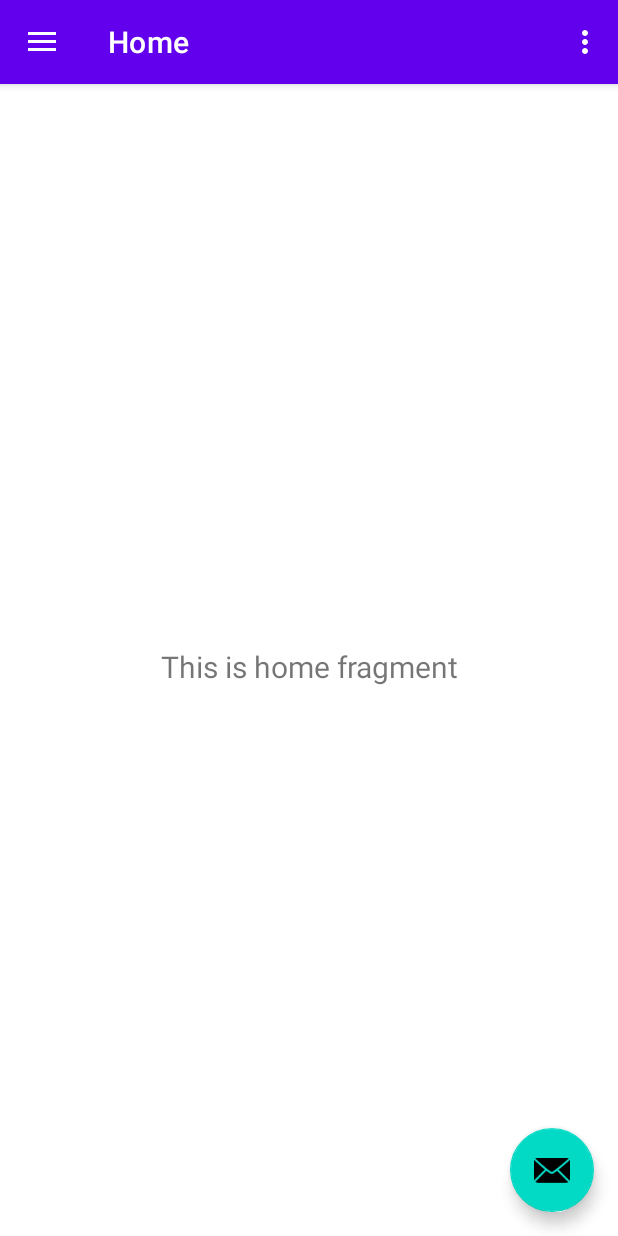
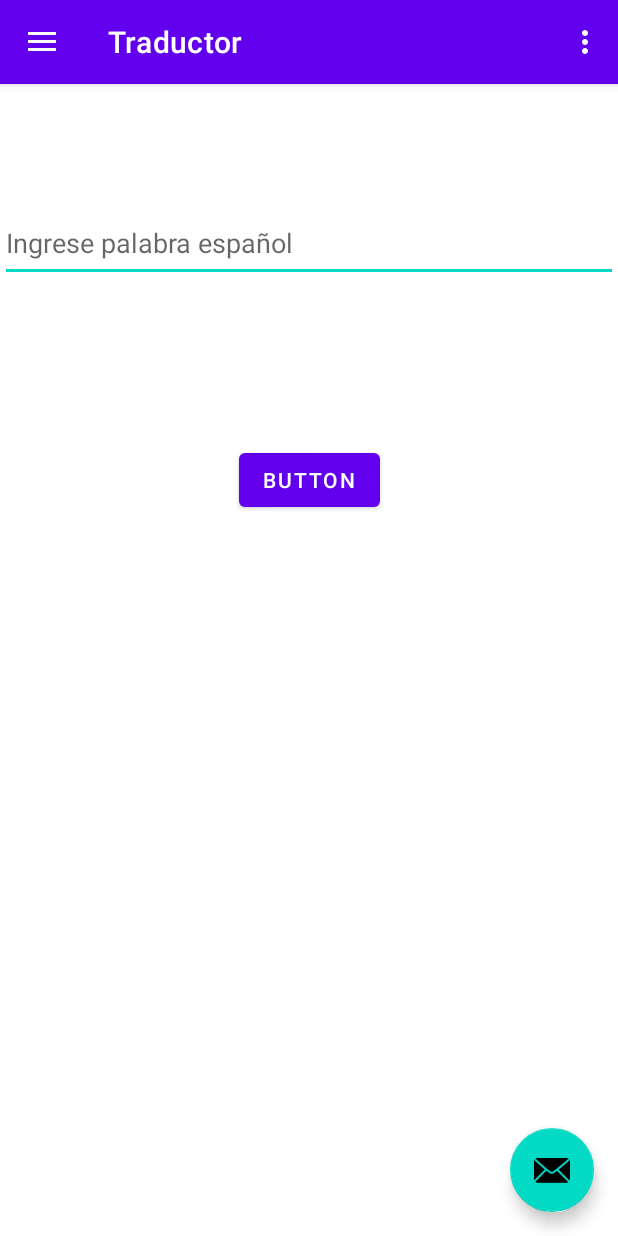
Before and after one commit to Csoria30/DesarrolloMovil, an Android app: the screen it shows after launch (MainActivity), on a phone screen of 412 x 824 dp. Run offline under Robolectric (Android 15) with nearby library versions, the phone set to English and light mode, and no system bars; our stand-ins replace navigation-ui.

```diff
--- a/ProyectosClase/EjemploMenu2/app/build.gradle.kts
+++ b/ProyectosClase/EjemploMenu2/app/build.gradle.kts
@@ -43,6 +43,7 @@ dependencies {
     implementation(libs.lifecycle.viewmodel.ktx)
     implementation(libs.navigation.fragment)
     implementation(libs.navigation.ui)
+    implementation(libs.legacy.support.v4)
     testImplementation(libs.junit)
     androidTestImplementation(libs.ext.junit)
     androidTestImplementation(libs.espresso.core)
--- a/ProyectosClase/EjemploMenu2/app/src/main/java/com/ulp/ejemplomenu2/ui/home/HomeFragment.java
+++ b/ProyectosClase/EjemploMenu2/app/src/main/java/com/ulp/ejemplomenu2/ui/home/HomeFragment.java
@@ -9,23 +9,34 @@ import android.widget.TextView;
 import androidx.annotation.NonNull;
 import androidx.fragment.app.Fragment;
 import androidx.lifecycle.ViewModelProvider;
+import androidx.navigation.Navigation;
 
+import com.ulp.ejemplomenu2.R;
 import com.ulp.ejemplomenu2.databinding.FragmentHomeBinding;
 
 public class HomeFragment extends Fragment {
 
     private FragmentHomeBinding binding;
+    private HomeViewModel mv;
 
     public View onCreateView(@NonNull LayoutInflater inflater,
                              ViewGroup container, Bundle savedInstanceState) {
-        HomeViewModel homeViewModel =
-                new ViewModelProvider(this).get(HomeViewModel.class);
-
+        mv = new ViewModelProvider(this).get(HomeViewModel.class);
         binding = FragmentHomeBinding.inflate(inflater, container, false);
         View root = binding.getRoot();
 
-        final TextView textView = binding.textHome;
-        homeViewModel.getText().observe(getViewLifecycleOwner(), textView::setText);
+        binding.btnBuscar.setOnClickListener(new View.OnClickListener() {
+            @Override
+            public void onClick(View v) {
+                String palabraBuscada = binding.etPalabraBuscada.getText().toString();
+
+                int fragmentAInflar = R.id.nav_host_fragment_content_main;
+                int frangmentDestino = R.id.resultadoFragment;
+
+                Navigation.findNavController(getActivity(), fragmentAInflar).navigate(frangmentDestino);
+            }
+        });
+
         return root;
     }
 
--- a/ProyectosClase/EjemploMenu2/app/src/main/res/layout/fragment_home.xml
+++ b/ProyectosClase/EjemploMenu2/app/src/main/res/layout/fragment_home.xml
@@ -6,17 +6,26 @@
     android:layout_height="match_parent"
     tools:context=".ui.home.HomeFragment">
 
-    <TextView
-        android:id="@+id/text_home"
+    <EditText
+        android:id="@+id/etPalabraBuscada"
         android:layout_width="match_parent"
+        android:layout_height="52dp"
+        android:layout_marginTop="80dp"
+        android:ems="10"
+        android:hint="Ingrese palabra español"
+        android:inputType="text"
+        app:layout_constraintEnd_toEndOf="parent"
+        app:layout_constraintHorizontal_bias="0.497"
+        app:layout_constraintStart_toStartOf="parent"
+        app:layout_constraintTop_toTopOf="parent" />
+
+    <Button
+        android:id="@+id/btnBuscar"
+        android:layout_width="wrap_content"
         android:layout_height="wrap_content"
-        android:layout_marginStart="8dp"
-        android:layout_marginTop="8dp"
-        android:layout_marginEnd="8dp"
-        android:textAlignment="center"
-        android:textSize="20sp"
-        app:layout_constraintBottom_toBottomOf="parent"
+        android:layout_marginTop="108dp"
+        android:text="Button"
         app:layout_constraintEnd_toEndOf="parent"
         app:layout_constraintStart_toStartOf="parent"
-        app:layout_constraintTop_toTopOf="parent" />
+        app:layout_constraintTop_toBottomOf="@+id/etPalabraBuscada" />
 </androidx.constraintlayout.widget.ConstraintLayout>
--- a/ProyectosClase/EjemploMenu2/app/src/main/res/menu/activity_main_drawer.xml
+++ b/ProyectosClase/EjemploMenu2/app/src/main/res/menu/activity_main_drawer.xml
@@ -7,14 +7,14 @@
         <item
             android:id="@+id/nav_home"
             android:icon="@drawable/ic_menu_camera"
-            android:title="@string/menu_home" />
+            android:title="@string/menu_traductor" />
         <item
             android:id="@+id/nav_gallery"
             android:icon="@drawable/ic_menu_gallery"
-            android:title="@string/menu_gallery" />
+            android:title="@string/menu_biblioteca" />
         <item
             android:id="@+id/nav_slideshow"
             android:icon="@drawable/ic_menu_slideshow"
-            android:title="@string/menu_slideshow" />
+            android:title="@string/menu_salir" />
     </group>
 </menu>
--- a/ProyectosClase/EjemploMenu2/app/src/main/res/navigation/mobile_navigation.xml
+++ b/ProyectosClase/EjemploMenu2/app/src/main/res/navigation/mobile_navigation.xml
@@ -8,18 +8,31 @@
     <fragment
         android:id="@+id/nav_home"
         android:name="com.ulp.ejemplomenu2.ui.home.HomeFragment"
-        android:label="@string/menu_home"
-        tools:layout="@layout/fragment_home" />
+        android:label="@string/menu_traductor"
+        tools:layout="@layout/fragment_home" >
+        <action
+            android:id="@+id/action_nav_home_to_resultadoFragment"
+            app:destination="@id/resultadoFragment" />
+    </fragment>
 
     <fragment
         android:id="@+id/nav_gallery"
         android:name="com.ulp.ejemplomenu2.ui.gallery.GalleryFragment"
-        android:label="@string/menu_gallery"
+        android:label="@string/menu_biblioteca"
         tools:layout="@layout/fragment_gallery" />
 
     <fragment
         android:id="@+id/nav_slideshow"
         android:name="com.ulp.ejemplomenu2.ui.slideshow.SlideshowFragment"
-        android:label="@string/menu_slideshow"
+        android:label="@string/menu_salir"
         tools:layout="@layout/fragment_slideshow" />
+    <fragment
+        android:id="@+id/resultadoFragment"
+        android:name="com.ulp.ejemplomenu2.ui.home.ResultadoFragment"
+        android:label="fragment_resultado"
+        tools:layout="@layout/fragment_resultado" >
+        <action
+            android:id="@+id/action_resultadoFragment_to_nav_home"
+            app:destination="@id/nav_home" />
+    </fragment>
 </navigation>
--- a/ProyectosClase/EjemploMenu2/app/src/main/res/values/strings.xml
+++ b/ProyectosClase/EjemploMenu2/app/src/main/res/values/strings.xml
@@ -10,4 +10,7 @@
     <string name="menu_home">Home</string>
     <string name="menu_gallery">Gallery</string>
     <string name="menu_slideshow">Slideshow</string>
+    <string name="menu_traductor">Traductor</string>
+    <string name="menu_biblioteca">Biblioteca</string>
+    <string name="menu_salir">Salir</string>
 </resources>
--- a/ProyectosClase/EjemploMenu2/gradle/libs.versions.toml
+++ b/ProyectosClase/EjemploMenu2/gradle/libs.versions.toml
@@ -10,6 +10,7 @@ lifecycleLivedataKtx = "2.9.3"
 lifecycleViewmodelKtx = "2.9.3"
 navigationFragment = "2.9.3"
 navigationUi = "2.9.3"
+legacySupportV4 = "1.0.0"
 
 [libraries]
 junit = { group = "junit", name = "junit", version.ref = "junit" }
@@ -22,6 +23,7 @@ lifecycle-livedata-ktx = { group = "androidx.lifecycle", name = "lifecycle-lived
 lifecycle-viewmodel-ktx = { group = "androidx.lifecycle", name = "lifecycle-viewmodel-ktx", version.ref = "lifecycleViewmodelKtx" }
 navigation-fragment = { group = "androidx.navigation", name = "navigation-fragment", version.ref = "navigationFragment" }
 navigation-ui = { group = "androidx.navigation", name = "navigation-ui", version.ref = "navigationUi" }
+legacy-support-v4 = { group = "androidx.legacy", name = "legacy-support-v4", version.ref = "legacySupportV4" }
 
 [plugins]
 android-application = { id = "com.android.application", version.ref = "agp" }
```
Also changed, not shown: ProyectosClase/EjemploMenu2/app/src/main/java/com/ulp/ejemplomenu2/ui/home/ResultadoFragment.java (added, +38 -0 lines), ProyectosClase/EjemploMenu2/app/src/main/java/com/ulp/ejemplomenu2/ui/home/ResultadoViewModel.java (added, +7 -0 lines), ProyectosClase/EjemploMenu2/app/src/main/res/layout/fragment_resultado.xml (added, +13 -0 lines), ProyectosClase/EjemploMenu2/app/src/main/res/drawable/arbol.png (added), ProyectosClase/EjemploMenu2/app/src/main/res/drawable/auto.png (added), ProyectosClase/EjemploMenu2/app/src/main/res/drawable/casa.png (added), ProyectosClase/EjemploMenu2/app/src/main/res/drawable/gato.png (added), ProyectosClase/EjemploMenu2/app/src/main/res/drawable/icono_libros.png (added), ProyectosClase/EjemploMenu2/app/src/main/res/drawable/icono_salir.png (added), ProyectosClase/EjemploMenu2/app/src/main/res/drawable/icono_traduccion.png (added), ProyectosClase/EjemploMenu2/app/src/main/res/drawable/perro.png (added).
